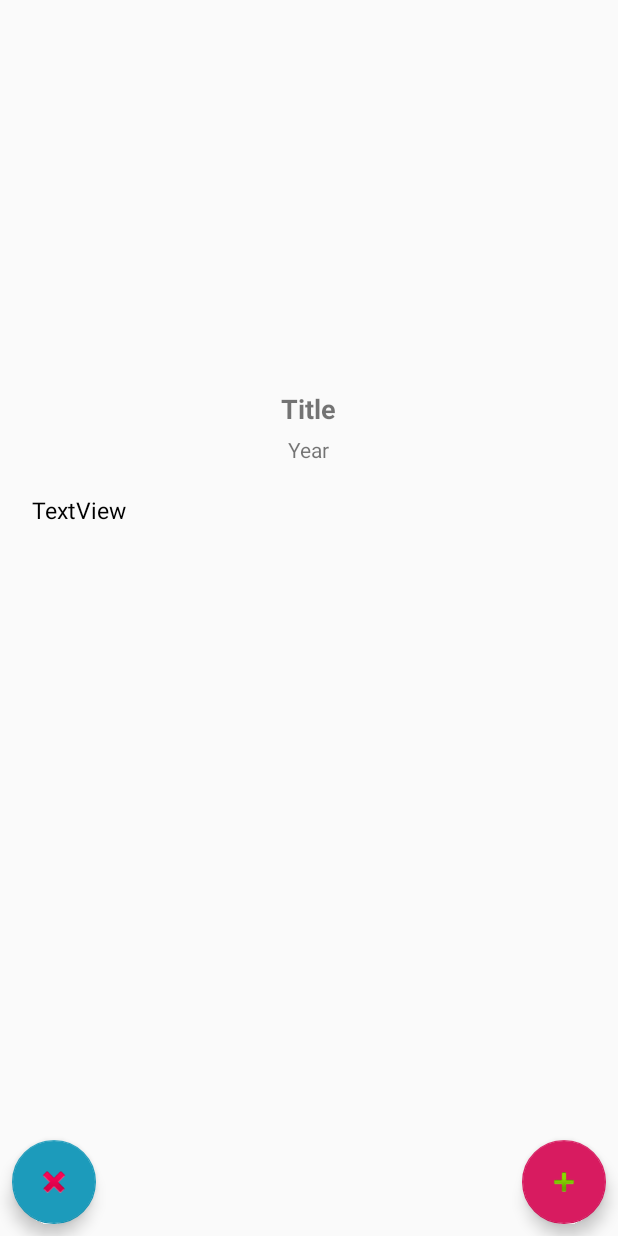
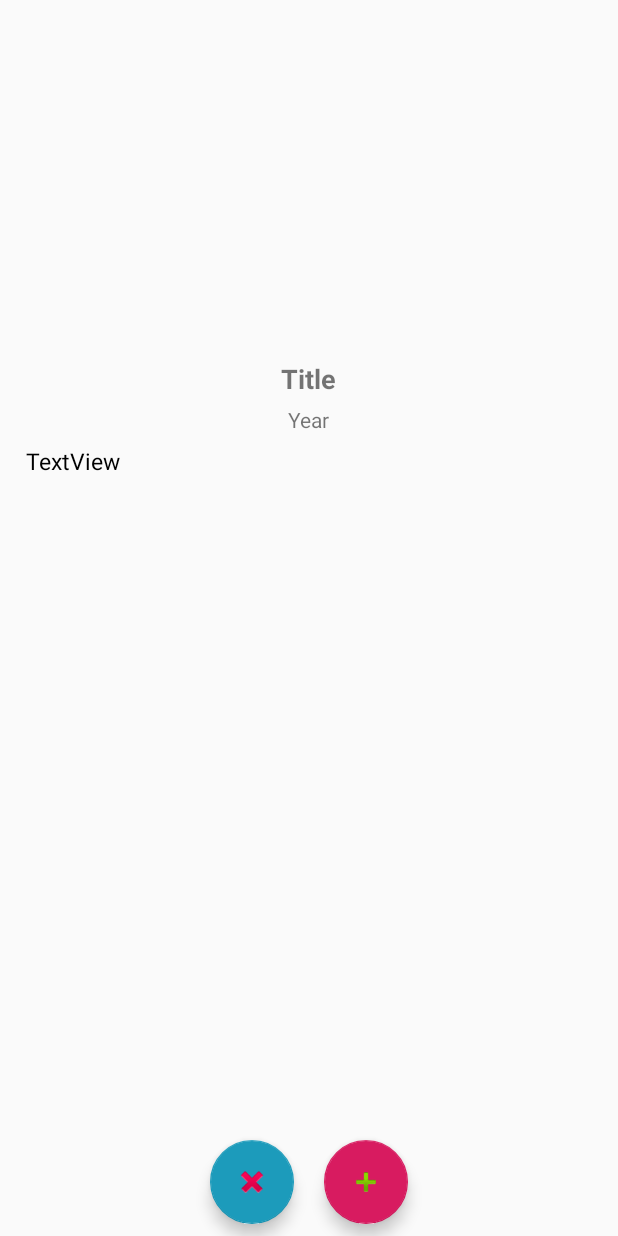
Before and after one commit to TumoM/AAP-Capstone-Movie-Quick-Search, an Android app: the layout activity_details.xml on its own in the app's theme, with its tools: preview values and no code run, on a phone screen of 412 x 824 dp. Run offline under Robolectric (Android 15) with nearby library versions, the phone set to English and light mode, and no system bars.

Commit message:
Final Refactoring: Working still.

```diff
--- a/Main-Working/app/src/main/java/com/example/android/themoviecompanion/Utils/DownloadService.java
+++ b/Main-Working/app/src/main/java/com/example/android/themoviecompanion/Utils/DownloadService.java
@@ -9,9 +9,8 @@ import com.example.android.themoviecompanion.Activities.ResultsActivity;
 public class DownloadService extends IntentService {
 
     public DownloadService(){
-        super(new String("test"));
+        super(null);
     }
-
     /**
      * Creates an IntentService.  Invoked by your subclass's constructor.
      *
--- a/Main-Working/app/src/main/java/com/example/android/themoviecompanion/Utils/UrlTask.java
+++ b/Main-Working/app/src/main/java/com/example/android/themoviecompanion/Utils/UrlTask.java
@@ -11,10 +11,8 @@ public abstract class UrlTask extends AsyncTask<String,String,ArrayList<Movie>>
     public ArrayList<Movie> doInBackground(String... params) {
 
         JSONhelper jsonhelper = new JSONhelper();
-        ArrayList<Movie>  data = JSONhelper.getJSON(params[0], params[1]);
 
-
-        return data;
+        return JSONhelper.getJSON(params[0], params[1]);
     }
 
 
--- a/Main-Working/app/src/main/res/layout/activity_details.xml
+++ b/Main-Working/app/src/main/res/layout/activity_details.xml
@@ -21,7 +21,7 @@
             android:layout_centerHorizontal="true"
             android:layout_marginStart="20dp"
             android:layout_marginLeft="20dp"
-            android:layout_marginTop="40dp"
+            android:layout_marginTop="20dp"
             android:layout_marginEnd="20dp"
             android:layout_marginRight="20dp"
             android:layout_marginBottom="20dp"
@@ -56,16 +56,13 @@
             android:layout_alignParentStart="true"
             android:layout_alignParentEnd="true"
             android:layout_centerHorizontal="true"
-            android:layout_marginStart="6dp"
             android:layout_marginLeft="15dp"
-            android:layout_marginTop="10dp"
-            android:layout_marginEnd="14dp"
+            android:layout_marginTop="5dp"
             android:layout_marginRight="15dp"
             android:layout_marginBottom="6dp"
             android:fadeScrollbars="true"
             android:lineSpacingExtra="8sp"
-            android:paddingHorizontal="15dp"
-            android:paddingVertical="10dp"
+            android:padding="2dp"
             android:scrollbarAlwaysDrawVerticalTrack="true"
             android:scrollbarDefaultDelayBeforeFade="5000"
             android:scrollbarStyle="outsideInset"
@@ -82,7 +79,7 @@
             android:layout_height="wrap_content"
             android:layout_alignParentStart="true"
             android:layout_alignParentBottom="true"
-            android:layout_marginStart="8dp"
+            android:layout_marginStart="140dp"
             android:layout_marginBottom="8dp"
             android:clickable="true"
             android:onClick="removeClick"
@@ -97,7 +94,7 @@
             android:layout_height="wrap_content"
             android:layout_alignParentEnd="true"
             android:layout_alignParentBottom="true"
-            android:layout_marginEnd="8dp"
+            android:layout_marginEnd="140dp"
             android:layout_marginBottom="8dp"
             android:clickable="true"
             android:onClick="addClick"
--- a/Main-Working/app/src/main/res/layout/movie_display.xml
+++ b/Main-Working/app/src/main/res/layout/movie_display.xml
@@ -33,7 +33,7 @@
 
             <TextView
                 android:id="@+id/movieTitle"
-                android:paddingLeft="5dp"
+                android:paddingHorizontal="5dp"
                 android:layout_width="wrap_content"
                 android:layout_height="wrap_content"
                 android:text="TextView"
@@ -53,7 +53,7 @@
 
             <TextView
                 android:id="@+id/movieCatoagory"
-                android:padding="5dp"
+                android:paddingHorizontal="5dp"
                 android:layout_width="wrap_content"
                 android:layout_height="wrap_content"
                 android:layout_below="@id/releaseYear"
```
Also changed, not shown: Main-Working/app/src/main/java/com/example/android/themoviecompanion/Activities/DetailsActivity.java (+9 -11 lines), Main-Working/app/src/main/java/com/example/android/themoviecompanion/Utils/HTTPConstants.java (+4 -4 lines), Main-Working/app/src/main/java/com/example/android/themoviecompanion/Utils/JSONhelper.java (+12 -17 lines).
